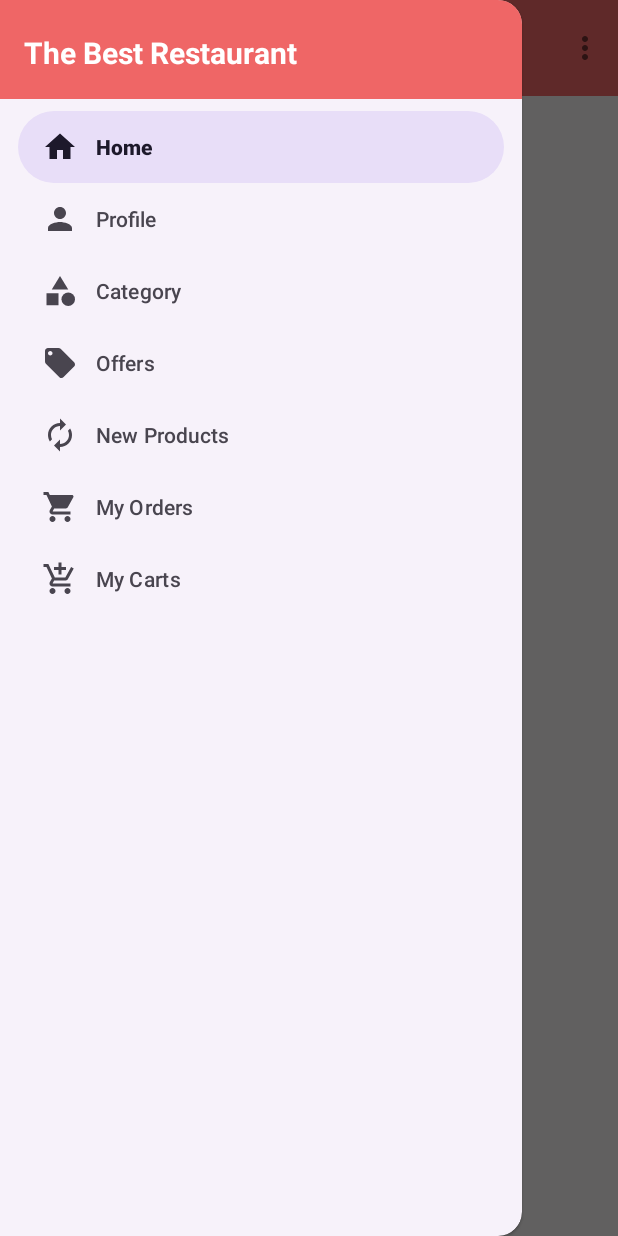
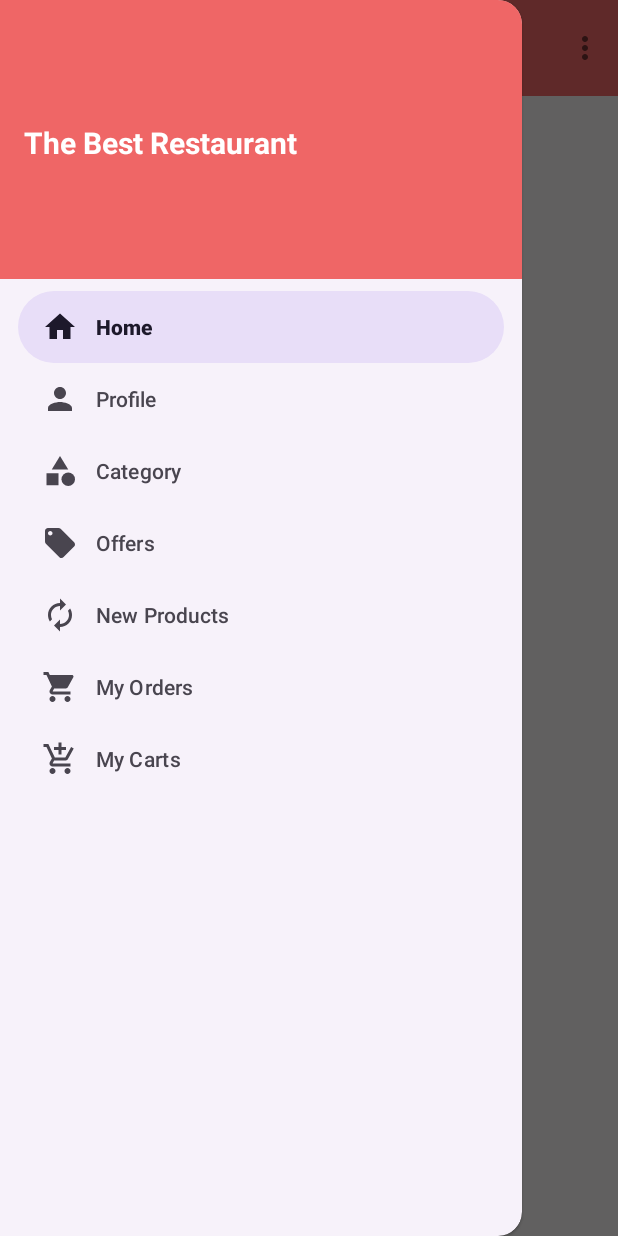
Before and after one commit to reyand8/Restaurant-Android-App, an Android app: the screen it shows after launch once a user with an empty profile is signed in (MainActivity), with the side drawer open, on a phone screen of 412 x 824 dp. Run offline under Robolectric (Android 15) with nearby library versions, the phone set to English and light mode, and no system bars; our stand-ins replace Firebase (no records; nobody signed in at launch, a user with empty details on screens opened directly), navigation-ui.

Commit message:
edit nav_header_height

```diff
--- a/app/src/main/res/values/dimens.xml
+++ b/app/src/main/res/values/dimens.xml
@@ -2,6 +2,6 @@
     <dimen name="activity_horizontal_margin">16dp</dimen>
     <dimen name="activity_vertical_margin">16dp</dimen>
     <dimen name="nav_header_vertical_spacing">4dp</dimen>
-    <dimen name="nav_header_height">66dp</dimen>
+    <dimen name="nav_header_height">186dp</dimen>
     <dimen name="fab_margin">16dp</dimen>
 </resources>
```
